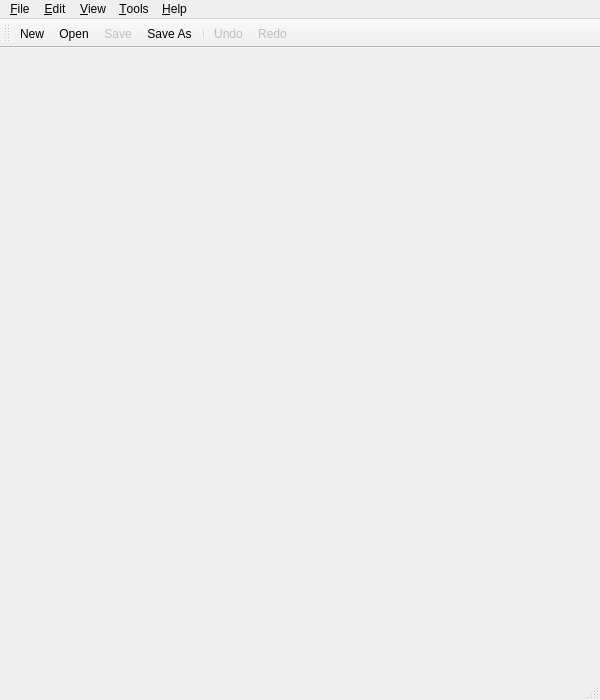
This is qscintillaeditor.ui in mavroprovato/qt-scintilla-editor as Qt 5 draws it before an edit. The edited form follows.
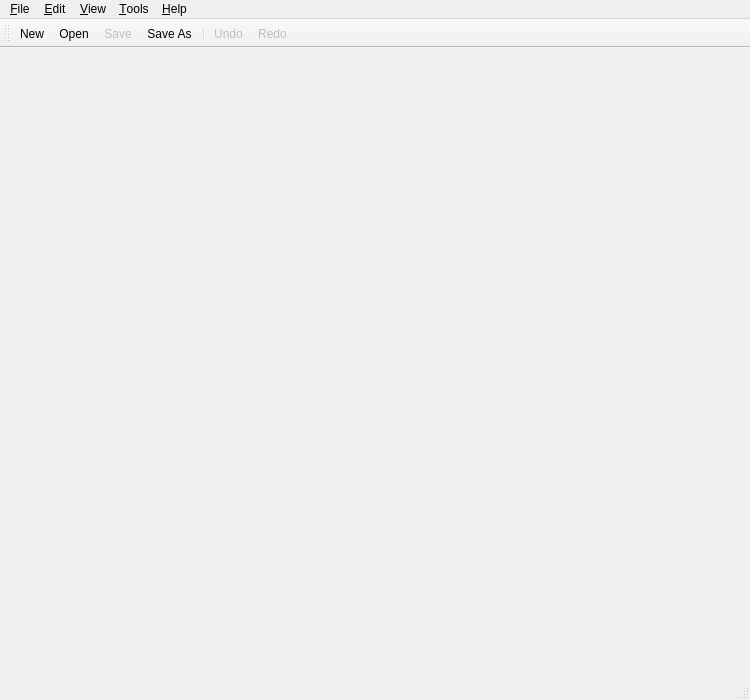
This is the edited form. Icons and pictures are not drawn.

Patch:
```diff
--- a/qscintillaeditor.ui
+++ b/qscintillaeditor.ui
@@ -6,7 +6,7 @@
    <rect>
     <x>0</x>
     <y>0</y>
-    <width>600</width>
+    <width>750</width>
     <height>700</height>
    </rect>
   </property>
@@ -26,8 +26,8 @@
     <rect>
      <x>0</x>
      <y>0</y>
-     <width>600</width>
-     <height>18</height>
+     <width>750</width>
+     <height>21</height>
     </rect>
    </property>
    <widget class="QMenu" name="menuFile">
```
Left out of the diff: 14 changed lines with no effect on the pictures.
